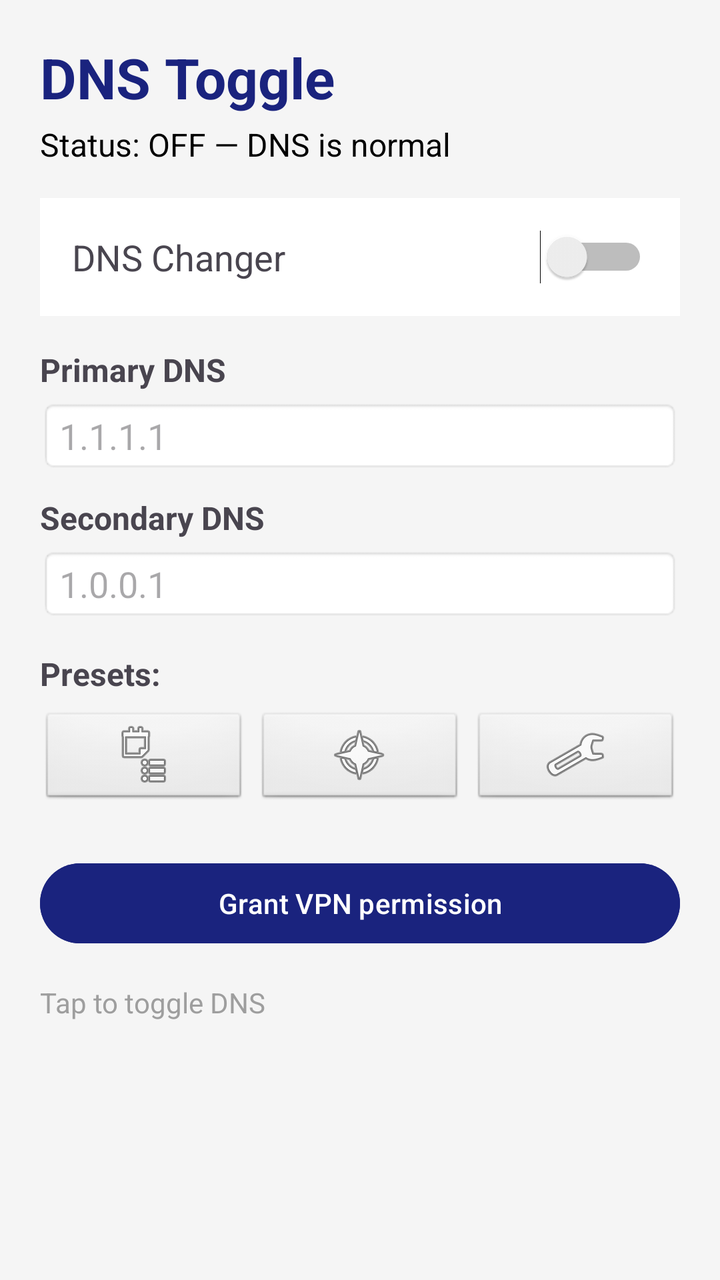
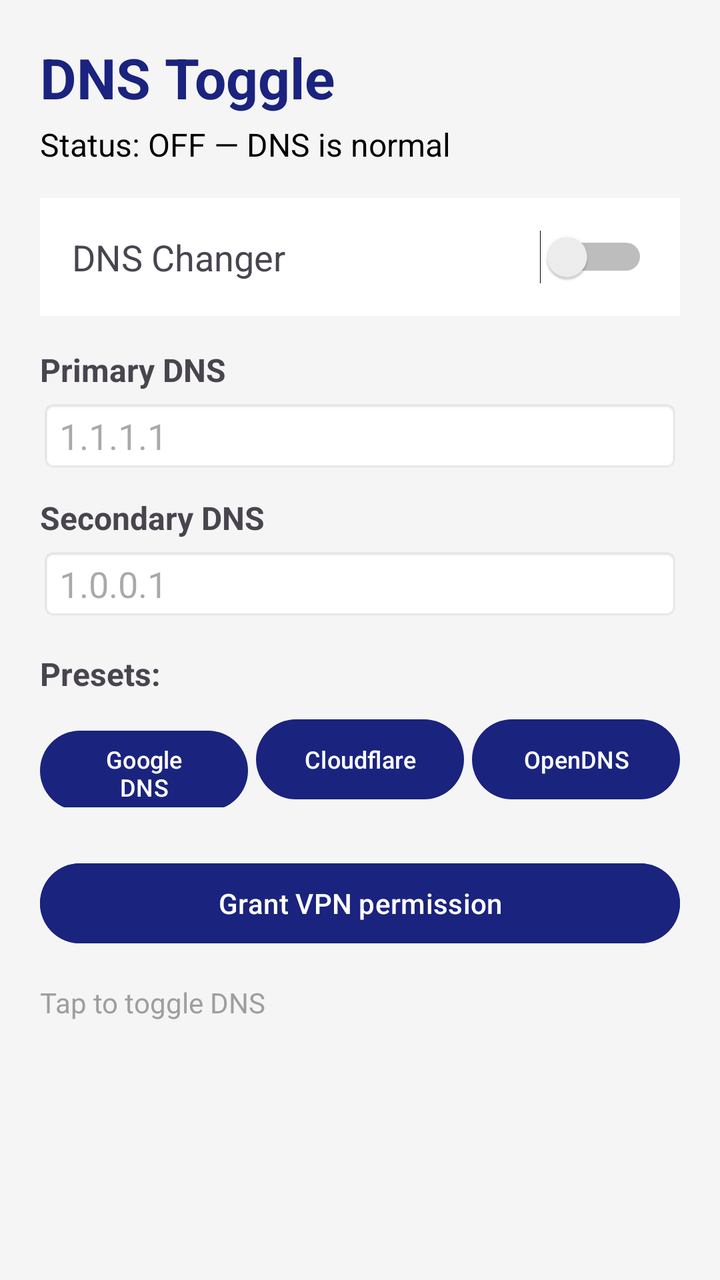

The first picture is an Android layout as it rendered before a commit; the second is the same layout after the commit. The layout source and the unified diff follow.
<!-- AndroidManifest.xml: application theme Theme.DnsChanger -->
<!-- res/layout/activity_main.xml -->
<?xml version="1.0" encoding="utf-8"?>
<ScrollView xmlns:android="http://schemas.android.com/apk/res/android"
    android:layout_width="match_parent"
    android:layout_height="match_parent"
    android:background="@color/light_gray">

    <LinearLayout
        android:layout_width="match_parent"
        android:layout_height="wrap_content"
        android:orientation="vertical"
        android:padding="20dp">

        
        <TextView
            android:layout_width="wrap_content"
            android:layout_height="wrap_content"
            android:text="@string/app_name"
            android:textSize="28sp"
            android:textStyle="bold"
            android:textColor="@color/dark_blue"
            android:paddingBottom="4dp" />

        <TextView
            android:id="@+id/status_text"
            android:layout_width="wrap_content"
            android:layout_height="wrap_content"
            android:text="@string/status_off"
            android:textSize="16sp"
            android:textColor="@color/black"
            android:paddingBottom="16dp" />

        
        <LinearLayout
            android:layout_width="match_parent"
            android:layout_height="wrap_content"
            android:orientation="horizontal"
            android:gravity="center_vertical"
            android:background="@android:color/white"
            android:padding="16dp"
            android:marginBottom="8dp">

            <TextView
                android:layout_width="0dp"
                android:layout_height="wrap_content"
                android:layout_weight="1"
                android:text="@string/toggle_label"
                android:textSize="18sp" />

            <Switch
                android:id="@+id/toggle_switch"
                android:layout_width="wrap_content"
                android:layout_height="wrap_content" />
        </LinearLayout>

        <ProgressBar
            android:id="@+id/progress"
            style="?android:attr/progressBarStyle"
            android:layout_width="wrap_content"
            android:layout_height="wrap_content"
            android:layout_gravity="center_horizontal"
            android:visibility="gone" />

        
        <TextView
            android:layout_width="wrap_content"
            android:layout_height="wrap_content"
            android:text="@string/dns_primary_label"
            android:textSize="16sp"
            android:textStyle="bold"
            android:paddingTop="16dp"
            android:paddingBottom="4dp" />

        <EditText
            android:id="@+id/dns_primary"
            android:layout_width="match_parent"
            android:layout_height="wrap_content"
            android:inputType="phone"
            android:maxLines="1"
            android:hint="1.1.1.1"
            android:background="@android:drawable/editbox_background" />

        <TextView
            android:layout_width="wrap_content"
            android:layout_height="wrap_content"
            android:text="@string/dns_secondary_label"
            android:textSize="16sp"
            android:textStyle="bold"
            android:paddingTop="12dp"
            android:paddingBottom="4dp" />

        <EditText
            android:id="@+id/dns_secondary"
            android:layout_width="match_parent"
            android:layout_height="wrap_content"
            android:inputType="phone"
            android:maxLines="1"
            android:hint="1.0.0.1"
            android:background="@android:drawable/editbox_background" />

        
        <TextView
            android:layout_width="wrap_content"
            android:layout_height="wrap_content"
            android:text="Presets:"
            android:textSize="16sp"
            android:textStyle="bold"
            android:paddingTop="16dp"
            android:paddingBottom="8dp" />

        <LinearLayout
            android:layout_width="match_parent"
            android:layout_height="wrap_content"
            android:orientation="horizontal">

            <ImageButton
                android:id="@+id/preset_google"
                android:layout_width="0dp"
                android:layout_height="48dp"
                android:layout_weight="1"
                android:contentDescription="@string/preset_google"
                android:text="@string/preset_google"
                android:background="@android:drawable/btn_default"
                android:src="@android:drawable/ic_menu_agenda"
                android:layout_marginEnd="4dp" />

            <ImageButton
                android:id="@+id/preset_cloudflare"
                android:layout_width="0dp"
                android:layout_height="48dp"
                android:layout_weight="1"
                android:contentDescription="@string/preset_cloudflare"
                android:background="@android:drawable/btn_default"
                android:src="@android:drawable/ic_menu_compass"
                android:layout_marginEnd="4dp" />

            <ImageButton
                android:id="@+id/preset_opendns"
                android:layout_width="0dp"
                android:layout_height="48dp"
                android:layout_weight="1"
                android:contentDescription="@string/preset_opendns"
                android:background="@android:drawable/btn_default"
                android:src="@android:drawable/ic_menu_manage" />
        </LinearLayout>

        
        <Button
            android:id="@+id/grant_permission"
            android:layout_width="match_parent"
            android:layout_height="wrap_content"
            android:layout_marginTop="24dp"
            android:text="@string/grant_permission"
            android:backgroundTint="@color/dark_blue"
            android:textColor="@color/white" />

        
        <TextView
            android:layout_width="wrap_content"
            android:layout_height="wrap_content"
            android:text="@string/widget_hint"
            android:textSize="14sp"
            android:textColor="@color/accent_gray"
            android:paddingTop="16dp" />

    </LinearLayout>
</ScrollView>
<!-- resources referenced by this layout -->
<resources>
  <color name="accent_gray">#9E9E9E</color>
  <color name="black">#000000</color>
  <color name="dark_blue">#1A237E</color>
  <color name="light_gray">#F5F5F5</color>
  <color name="white">#FFFFFF</color>
  <string name="app_name">DNS Toggle</string>
  <string name="dns_primary_label">Primary DNS</string>
  <string name="dns_secondary_label">Secondary DNS</string>
  <string name="grant_permission">Grant VPN permission</string>
  <string name="preset_cloudflare">Cloudflare</string>
  <string name="preset_google">Google DNS</string>
  <string name="preset_opendns">OpenDNS</string>
  <string name="status_off">Status: OFF — DNS is normal</string>
  <string name="toggle_label">DNS Changer</string>
  <string name="widget_hint">Tap to toggle DNS</string>
  <style name="Theme.DnsChanger" parent="Theme.Material3.DayNight.NoActionBar">
          <item name="colorPrimary">@color/dark_blue</item>
          <item name="colorSecondary">@color/accent_green</item>
      </style>
  <color name="accent_green">#4CAF50</color>
</resources>

<!-- the commit's change to res/layout/activity_main.xml (unified diff, before → after) -->
@@ -36,8 +36,7 @@
             android:orientation="horizontal"
             android:gravity="center_vertical"
             android:background="@android:color/white"
-            android:padding="16dp"
-            android:marginBottom="8dp">
+            android:padding="16dp">
 
             <TextView
                 android:layout_width="0dp"
@@ -112,35 +111,31 @@
             android:layout_height="wrap_content"
             android:orientation="horizontal">
 
-            <ImageButton
+            <Button
                 android:id="@+id/preset_google"
                 android:layout_width="0dp"
                 android:layout_height="48dp"
                 android:layout_weight="1"
-                android:contentDescription="@string/preset_google"
                 android:text="@string/preset_google"
-                android:background="@android:drawable/btn_default"
-                android:src="@android:drawable/ic_menu_agenda"
+                android:textSize="12sp"
                 android:layout_marginEnd="4dp" />
 
-            <ImageButton
+            <Button
                 android:id="@+id/preset_cloudflare"
                 android:layout_width="0dp"
                 android:layout_height="48dp"
                 android:layout_weight="1"
-                android:contentDescription="@string/preset_cloudflare"
-                android:background="@android:drawable/btn_default"
-                android:src="@android:drawable/ic_menu_compass"
+                android:text="@string/preset_cloudflare"
+                android:textSize="12sp"
                 android:layout_marginEnd="4dp" />
 
-            <ImageButton
+            <Button
                 android:id="@+id/preset_opendns"
                 android:layout_width="0dp"
                 android:layout_height="48dp"
                 android:layout_weight="1"
-                android:contentDescription="@string/preset_opendns"
-                android:background="@android:drawable/btn_default"
-                android:src="@android:drawable/ic_menu_manage" />
+                android:text="@string/preset_opendns"
+                android:textSize="12sp" />
         </LinearLayout>
 
         
